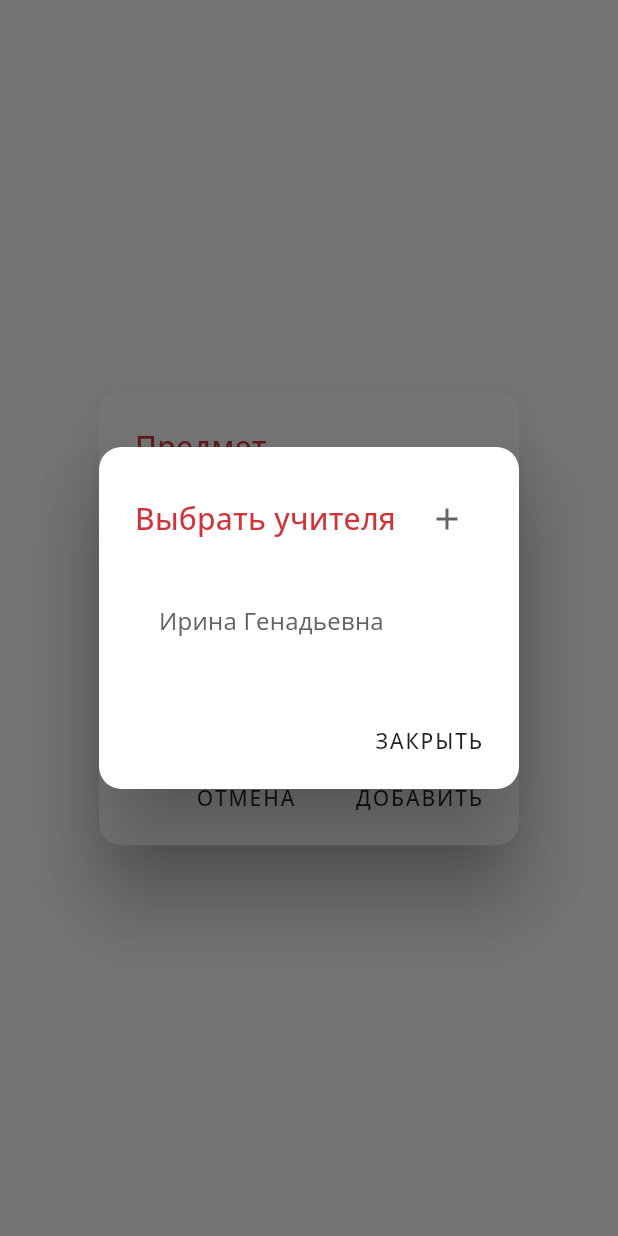
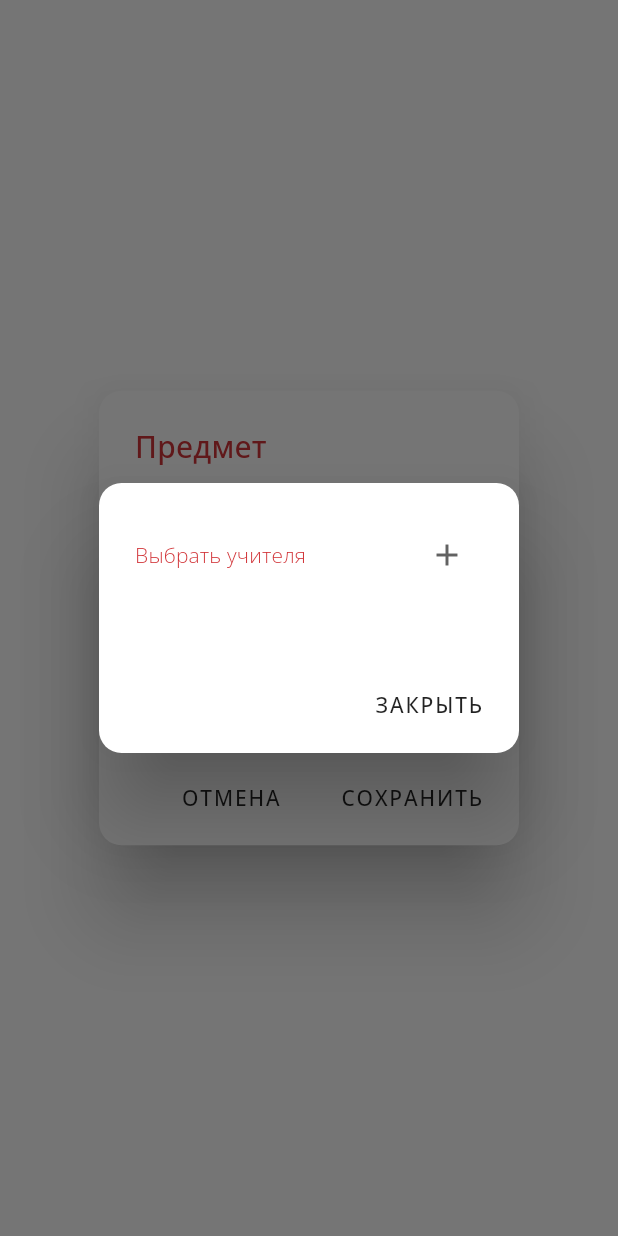
Before and after one commit to chashkovdaniil/diaryschool, a Flutter app: the SubjectDialog widget shown alone on an empty page, opened directly, after a tap on "Указать учителя", on a phone screen of 412 x 824 dp. Run offline on Flutter 3.47's test engine with Material 2 defaults, Android fonts, the phone set to English and light mode, and no system bars; our stand-ins replace equatable, flutter_bloc, google_fonts, hive, hive_flutter, in_app_purchase; accounts and stored records are empty; generated files the repository leaves out were written again.

Commit message:
feat: add subject provider

```diff
--- a/lib/main.dart
+++ b/lib/main.dart
@@ -30,26 +30,26 @@ void main() async {
 
   // await Hive.openBox('subjects');
   final Box<Teacher> teachers = await Hive.openBox<Teacher>('teachers');
+  final Box<Subject> subjects = await Hive.openBox<Subject>('subjects');
   // await Hive.openBox('homeworks');
 
   InAppPurchaseConnection.enablePendingPurchases();
-  runApp(DiarySchoolApp(teachers: teachers));
+  runApp(DiarySchoolApp(teachers: teachers, subjects: subjects));
 }
 
 class DiarySchoolApp extends StatelessWidget {
-  Box<Teacher> teachers;
-  DiarySchoolApp({Key key, this.teachers}) : super(key: key);
+  final Box<Teacher> teachers;
+  final Box<Subject> subjects;
+  DiarySchoolApp({Key key, this.teachers, this.subjects}) : super(key: key);
   @override
   Widget build(BuildContext context) {
     return MultiProvider(
       providers: [
-        // ValueListenableProvider(
-        //   create: (context) => ValueNotifier(Hive.box<Teacher>('teachers').listenable().value),
-        // ),
         ChangeNotifierProvider<TeacherProvider>(
           create: (context) => TeacherProvider(teachers),
-        ),ChangeNotifierProvider<SubjectProvider>(
-          create: (context) => SubjectProvider(),
+        ),
+        ChangeNotifierProvider<SubjectProvider>(
+          create: (context) => SubjectProvider(subjects),
         )
         // StreamProvider<BoxEvent>(
         //   create: (context) => Hive.box<Teacher>('teachers').watch(),
--- a/lib/models/subject.dart
+++ b/lib/models/subject.dart
@@ -7,11 +7,14 @@ class Subject{
   String title;
   @HiveField(1)
   int teacher;
+  @HiveField(2)
+  String map;
 
   Subject({this.title, this.teacher});
 
   Subject.fromMap(Map<String, dynamic> e) {
     title = e['title'] as String;
     teacher = e['teacher'] as int;
+    map = e['map'] as String;
   }
 }
--- a/lib/provider/SchoolProvider.dart
+++ b/lib/provider/SchoolProvider.dart
@@ -3,11 +3,10 @@ import 'package:hive/hive.dart' show Box;
 abstract class SchoolProvider<T> {
   Box<T> _values;
 
-  SchoolProvider() {
-    _init();
+  SchoolProvider(Box<T> box) {
+    _values = box;
   }
 
-  Future<void> _init();
   List<T> get values => _values.values.toList();
   Future<bool> put(T data, {int index});
   Future<bool> delete(int index);
--- a/lib/provider/TeacherProvider.dart
+++ b/lib/provider/TeacherProvider.dart
@@ -1,20 +1,25 @@
 import 'package:diaryschool/models/teacher.dart';
+import 'package:diaryschool/provider/SchoolProvider.dart';
 import 'package:flutter/widgets.dart';
 import 'package:hive/hive.dart';
 
-class TeacherProvider extends ChangeNotifier {
-  Box<Teacher> _teachers;
-  List<Teacher> get teachers => _teachers.values.toList();
+class TeacherProvider extends ChangeNotifier
+    implements SchoolProvider<Teacher> {
+  Box<Teacher> _values;
 
   TeacherProvider(Box<Teacher> teachers) {
-    _teachers = teachers;
+    _values = teachers;
   }
 
-  Future add(Teacher teacher, {int index}) async {
+  @override
+  List<Teacher> get values => _values.values.toList();
+
+  @override
+  Future<bool> put(Teacher teacher, {int index}) async {
     try {
       index == null
-          ? await _teachers.add(teacher)
-          : await _teachers.putAt(index, teacher);
+          ? await _values.add(teacher)
+          : await _values.putAt(index, teacher);
       notifyListeners();
       return true;
     } catch (e) {
@@ -22,9 +27,10 @@ class TeacherProvider extends ChangeNotifier {
     }
   }
 
-  Future delete(int index) async {
+  @override
+  Future<bool> delete(int index) async {
     try {
-      await _teachers.deleteAt(index);
+      await _values.deleteAt(index);
       notifyListeners();
       return true;
     } catch (e) {
--- /dev/null
+++ b/lib/screens/subjects/subject_dialog.dart
@@ -0,0 +1,132 @@
+import 'package:diaryschool/models/subject.dart';
+import 'package:diaryschool/models/teacher.dart';
+import 'package:diaryschool/provider/SubjectProvider.dart';
+import 'package:diaryschool/provider/TeacherProvider.dart';
+import 'package:diaryschool/screens/teachers/teacher_dialog.dart';
+import 'package:flutter/material.dart';
+import 'package:provider/provider.dart';
+
+class SubjectDialog extends StatefulWidget {
+  Subject subject;
+  int index;
+  SubjectDialog({
+    Key key,
+    this.subject,
+    this.index,
+  }) : super(key: key);
+
+  @override
+  _SubjectDialogState createState() => _SubjectDialogState();
+}
+
+class _SubjectDialogState extends State<SubjectDialog> {
+  @override
+  Widget build(BuildContext context) {
+    return AlertDialog(
+      title: Text('Предмет'),
+      content: ListView(
+        shrinkWrap: true,
+        children: <Widget>[
+          TextFormField(
+            initialValue: widget.subject.title,
+            decoration: InputDecoration(hintText: 'Название'),
+            onChanged: (value) {
+              setState(() {
+                widget.subject.title = value;
+              });
+            },
+          ),
+          TextFormField(
+            initialValue: widget.subject.map,
+            decoration: InputDecoration(hintText: 'Кабинет или аудитория'),
+            onChanged: (value) {
+              setState(() {
+                widget.subject.map = value;
+              });
+            },
+          ),
+          FlatButton(
+            onPressed: () async {
+              widget.subject.teacher = await showDialog(
+                context: context,
+                builder: (ctx) => AlertDialog(
+                  title: Row(
+                    children: <Widget>[
+                      Text(
+                        'Выбрать учителя',
+                        style: Theme.of(context)
+                            .textTheme
+                            .subtitle2
+                            .copyWith(color: Theme.of(context).primaryColor),
+                      ),
+                      const Spacer(),
+                      IconButton(
+                        onPressed: () {
+                          showDialog(
+                            context: context,
+                            builder: (ctx) {
+                              return TeacherDialog(teacher: Teacher());
+                            },
+                          );
+                        },
+                        icon: Icon(Icons.add),
+                      ),
+                    ],
+                  ),
+                  content: Consumer<TeacherProvider>(
+                    builder: (context, data, child) {
+                      return ListView.builder(
+                        shrinkWrap: true,
+                        itemBuilder: (context, index) => ListTile(
+                          dense: true,
+                          onTap: () => Navigator.of(context).pop(index),
+                          title: Text(
+                            data.values[index].toString(),
+                            style: Theme.of(context).textTheme.subtitle1,
+                          ),
+                        ),
+                        itemCount: data.values.length,
+                      );
+                    },
+                  ),
+                  actions: <Widget>[
+                    FlatButton(
+                      onPressed: () => Navigator.of(context).pop(),
+                      child: Text('Закрыть'.toUpperCase()),
+                    ),
+                  ],
+                ),
+              );
+              setState(() {});
+            },
+            child: Text(
+              widget.subject.teacher == null
+                  ? 'Указать учителя'
+                  : Provider.of<TeacherProvider>(context).values[widget.subject.teacher].toString(),
+              style: Theme.of(context).textTheme.button,
+            ),
+          )
+        ],
+      ),
+      actions: <Widget>[
+        FlatButton(
+          onPressed: () => Navigator.of(context).pop(),
+          child: Text('Отмена'.toUpperCase()),
+        ),
+        FlatButton(
+          onPressed: () {
+            Provider.of<SubjectProvider>(
+              context,
+              listen: false,
+            ).put(
+              widget.subject,
+              index: widget.index,
+            );
+            return Navigator.of(context).pop();
+          },
+          child: Text('Сохранить'.toUpperCase()),
+        ),
+      ],
+    );
+  }
+}
--- a/lib/screens/subjects/subjects_screen.dart
+++ b/lib/screens/subjects/subjects_screen.dart
@@ -1,9 +1,13 @@
 import 'package:diaryschool/common_widgets/divider.dart';
 import 'package:diaryschool/models/subject.dart';
 import 'package:diaryschool/models/teacher.dart';
+import 'package:diaryschool/provider/SubjectProvider.dart';
+import 'package:diaryschool/provider/TeacherProvider.dart';
+import 'package:diaryschool/screens/subjects/subject_dialog.dart';
 import 'package:diaryschool/screens/teachers/teacher_dialog.dart';
 import 'package:diaryschool/utilities/constants.dart';
 import 'package:flutter/material.dart';
+import 'package:provider/provider.dart';
 
 class SubjectsScreen extends StatelessWidget {
   static String id = 'subjectsScreen';
@@ -38,7 +42,8 @@ class SubjectsScreen extends StatelessWidget {
               ),
             ),
           ),
-          ListView.separated(
+          Consumer<SubjectProvider>(builder: (context, data, child) {
+            return ListView.separated(
               physics: const NeverScrollableScrollPhysics(),
               shrinkWrap: true,
               cacheExtent: 72,
@@ -49,10 +54,8 @@ class SubjectsScreen extends StatelessWidget {
                       context: context,
                       builder: (ctx) {
                         return SubjectDialog(
-                        subject: Subject(
-                          title: 'Математика',
-                          teacher: 1,
-                        ),
+                          subject: data.values[index],
+                          index: index,
                         );
                       },
                     );
@@ -66,128 +69,32 @@ class SubjectsScreen extends StatelessWidget {
                     ),
                   ),
                   title: Text(
-                  'Математика',
+                    data.values[index].title,
                     style: Theme.of(context).textTheme.headline6,
                   ),
                   subtitle: Text(
-                  '306, Галина Васильевна',
+                    '${data.values[index].map}, '
+                    '${Provider.of<TeacherProvider>(context).values[data.values[index].teacher].toString()}',
                     style: Theme.of(context).textTheme.subtitle1,
+                  ),
+                  trailing: IconButton(
+                    icon: Icon(Icons.delete_outline),
+                    onPressed: () {
+                      return Provider.of<SubjectProvider>(context,
+                              listen: false)
+                          .delete(index);
+                    },
                   ),
                 );
               },
               separatorBuilder: (context, index) => const CustomDivider(
                 padding: EdgeInsets.only(left: kDefaultPadding * 4 - 10),
               ),
-            itemCount: 6,
-          ),
+              itemCount: data.values.length,
+            );
+          }),
         ],
       ),
     );
   }
 }
-
-class SubjectDialog extends StatefulWidget {
-  Subject subject;
-  SubjectDialog({
-    Key key,
-    this.subject,
-  }) : super(key: key);
-
-  @override
-  _SubjectDialogState createState() => _SubjectDialogState();
-}
-
-class _SubjectDialogState extends State<SubjectDialog> {
-  @override
-  Widget build(BuildContext context) {
-    return AlertDialog(
-      title: Text('Предмет'),
-      content: ListView(
-        shrinkWrap: true,
-        children: <Widget>[
-          TextFormField(
-            initialValue: widget.subject.title,
-            decoration: InputDecoration(hintText: 'Название'),
-            onChanged: (value) {
-              setState(() {
-                widget.subject.title = value;
-              });
-            },
-          ),
-          TextFormField(
-            initialValue: widget.subject.title,
-            decoration: InputDecoration(hintText: 'Кабинет или аудитория'),
-            onChanged: (value) {
-              setState(() {
-                widget.subject.title = value;
-              });
-            },
-          ),
-          FlatButton(
-            onPressed: () async {
-              print(await showDialog(
-                context: context,
-                builder: (ctx) => AlertDialog(
-                  title: Row(
-                    children: <Widget>[
-                      Text('Выбрать учителя'),
-                      const Spacer(),
-                      IconButton(
-                        onPressed: () {
-                          showDialog(
-                            context: context,
-                            builder: (ctx) {
-                              return TeacherDialog(teacher: Teacher());
-                            },
-                          );
-                        },
-                        icon: Icon(Icons.add),
-                      ),
-                    ],
-                  ),
-                  content: ListView.builder(
-                    shrinkWrap: true,
-                    itemBuilder: (context, index) => ListTile(
-                      dense: true,
-                      onTap: () => Navigator.of(context).pop(1),
-                      title: Text(
-                        'Ирина Генадьевна',
-                        style: Theme.of(context).textTheme.subtitle1,
-                      ),
-                    ),
-                    itemCount: 1,
-                  ),
-                  actions: <Widget>[
-                    FlatButton(
-                      onPressed: () => Navigator.of(context).pop(),
-                      child: Text('Закрыть'.toUpperCase()),
-                    ),
-                  ],
-                ),
-              ));
-            },
-            child: Text(
-              widget.subject.teacher == null
-                  ? 'Указать учителя'
-                  : widget.subject.teacher.toString(),
-              style: Theme.of(context).textTheme.button,
-            ),
-          )
-        ],
-      ),
-      actions: <Widget>[
-        FlatButton(
-          onPressed: () => Navigator.of(context).pop(),
-          child: Text('Отмена'.toUpperCase()),
-        ),
-        FlatButton(
-          onPressed: () => print(widget.subject.title),
-          // child: Text('f')
-          child: Text(widget.subject.title == null
-              ? 'Добавить'.toUpperCase()
-              : 'Сохранить'.toUpperCase()),
-        ),
-      ],
-    );
-  }
-}
--- a/lib/screens/teachers/teacher_dialog.dart
+++ b/lib/screens/teachers/teacher_dialog.dart
@@ -83,7 +83,7 @@ class _TeacherDialogState extends State<TeacherDialog> {
         ),
         FlatButton(
           onPressed: () {
-            Provider.of<TeacherProvider>(context, listen: false).add(
+            Provider.of<TeacherProvider>(context, listen: false).put(
               widget.teacher,
               index: widget.index,
             );
```
Also changed, not shown: lib/provider/SubjectProvider.dart (+4 -6 lines), lib/screens/teachers/teachers_screen.dart (+2 -5 lines), lib/models/subject.g.dart, lib/models/teacher.g.dart, 1 other file. Lines whose indentation alone changed are shown as unchanged.
